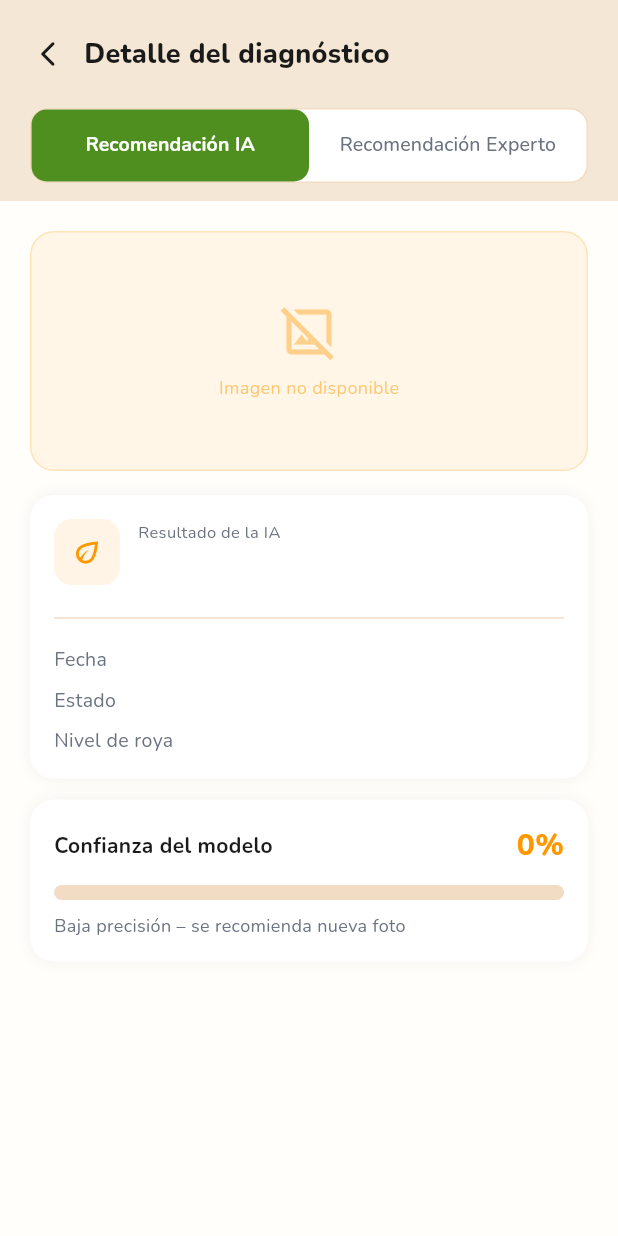
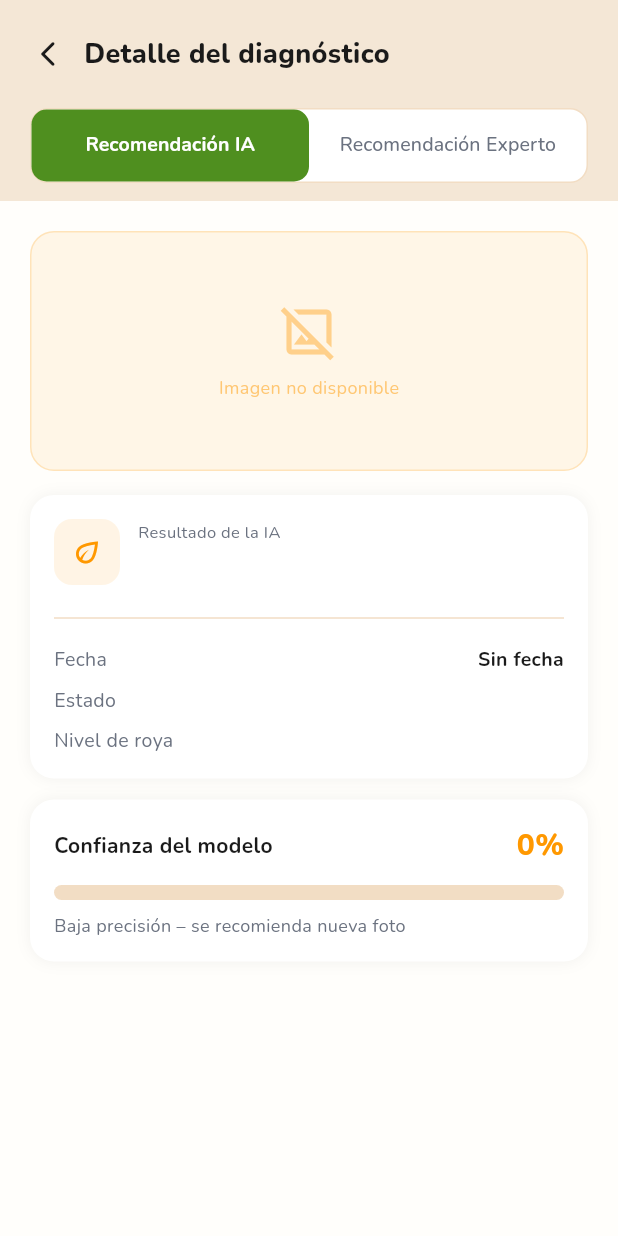
Before and after one commit to alex53512/app_coffee_life, a Flutter app: the DetalleAnalisisIAScreen screen opened directly with empty values, on a phone screen of 412 x 824 dp. Run offline on Flutter 3.47's test engine with Material 3 defaults, Android fonts, the light colour scheme and no system bars; our stand-ins replace audioplayers, fl_chart, geolocator, google_fonts, iconsax_flutter, image_picker and 2 more; missing offline and left inert: record; accounts and stored records are empty; network calls fail.

Commit message:
fix: orden monitoreos por ID DESC, mostrar fecha/hora real, experto asignado desde finca, imagen en diagnóstico IA
- Ordenamiento: solo por ID descendente (más reciente primero)
- Hora: envía hora real (no medianoche) con -05:00
- Fecha: helper formatFechaColombia con regex manual (compatible Dart web)
- Experto asignado: visible en detalle aunque no tenga recomendación
- Imagen: no se borra _imagenBytes al notificar guardado (solo si cambia finca)
- Fix error ñ en identifier

```diff
--- a/lib/screens/detalle_analisis_ia_screen.dart
+++ b/lib/screens/detalle_analisis_ia_screen.dart
@@ -168,12 +168,7 @@ class _DetalleAnalisisIAScreenState extends State<DetalleAnalisisIAScreen>
   }
 
   String _formatFecha(dynamic fecha) {
-    if (fecha == null) return 'Sin fecha';
-    try {
-      final dt = DateTime.parse(fecha.toString());
-      const meses = ['Ene','Feb','Mar','Abr','May','Jun','Jul','Ago','Sep','Oct','Nov','Dic'];
-      return '${dt.day.toString().padLeft(2,'0')} ${meses[dt.month-1]} ${dt.year}';
-    } catch (_) { return fecha.toString(); }
+    return AppTheme.formatFechaColombia(fecha);
   }
 
   // ─── Guardar diagnóstico del experto ───────────────────────────────────
--- a/lib/theme/app_theme.dart
+++ b/lib/theme/app_theme.dart
@@ -127,6 +127,54 @@ class AppColors {
 }
 
 class AppTheme {
+
+  // ── Helper de fecha con timezone Colombia (UTC-5) ────────
+
+  /// Parsea [fechaStr] (ISO 8601) y devuelve fecha + hora en hora
+  /// local (Colombia UTC-5). Si el string trae un offset explícito
+  /// (Z, +HH:MM, -HH:MM), lo usa; si no, asume que ya está en hora local.
+  static String formatFechaColombia(dynamic fechaStr, {bool withTime = true}) {
+    final raw = fechaStr?.toString() ?? '';
+    if (raw.isEmpty) return 'Sin fecha';
+
+    final m = RegExp(r'^(\d{4})-(\d{2})-(\d{2})T(\d{2}):(\d{2})').firstMatch(raw);
+    debugPrint('⏰ raw="$raw" match=${m?.group(0)}');
+    if (m == null) return raw;
+
+    int h = int.parse(m[4]!);
+    final int min = int.parse(m[5]!);
+    int d = int.parse(m[3]!);
+    final int mes = int.parse(m[2]!);
+    final int anio = int.parse(m[1]!);
+
+    if (raw.endsWith('Z')) {
+      h -= 5;
+      debugPrint('⏰ UTC detectado: h=$h tras -5');
+    } else {
+      final tz = RegExp(r'([+-])(\d{2}):(\d{2})$').firstMatch(raw);
+      if (tz != null) {
+        final signo = tz[1]!;
+        final tzh = int.parse(tz[2]!);
+        h += (signo == '-' ? tzh : -tzh) - 5;
+        debugPrint('⏰ offset ${signo}${tzh} detectado: h=$h');
+      } else {
+        debugPrint('⏰ sin timezone: h=$h (asumido local)');
+      }
+    }
+
+    if (h < 0) { h += 24; d -= 1; }
+    if (h > 23) { h -= 24; d += 1; }
+    int dAjustado = d;
+    if (dAjustado < 1) { dAjustado = 1; }
+
+    const meses = [
+      'Ene','Feb','Mar','Abr','May','Jun',
+      'Jul','Ago','Sep','Oct','Nov','Dic'
+    ];
+    final fecha = '${dAjustado.toString().padLeft(2,'0')} ${meses[mes-1]} $anio';
+    if (!withTime) return fecha;
+    return '$fecha · ${h.toString().padLeft(2,'0')}:${min.toString().padLeft(2,'0')}';
+  }
 
   // =========================================================
   // COMPATIBILIDAD CON TU APP
```
Also changed, not shown: lib/screens/diagnostic_screen.dart (+20 -3 lines), lib/screens/monitoreo_detalle_screen.dart (+21 -10 lines), lib/screens/monitoreos_screen.dart (+14 -30 lines).
